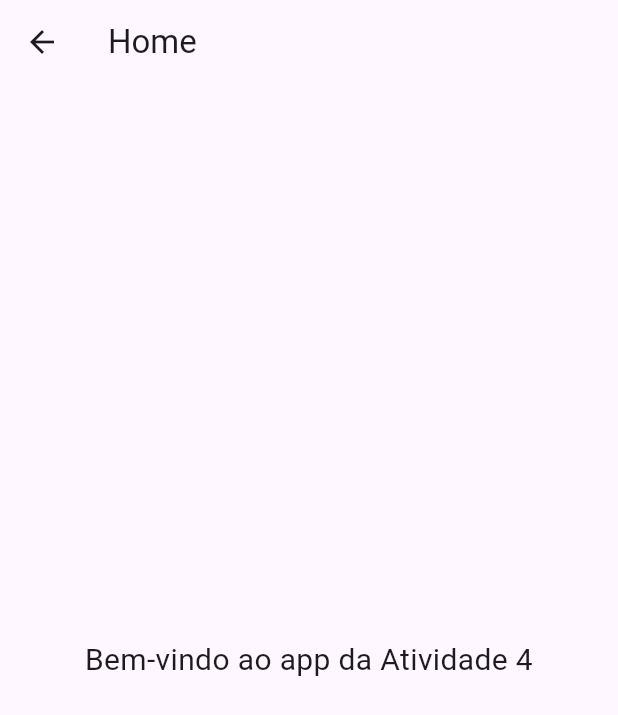
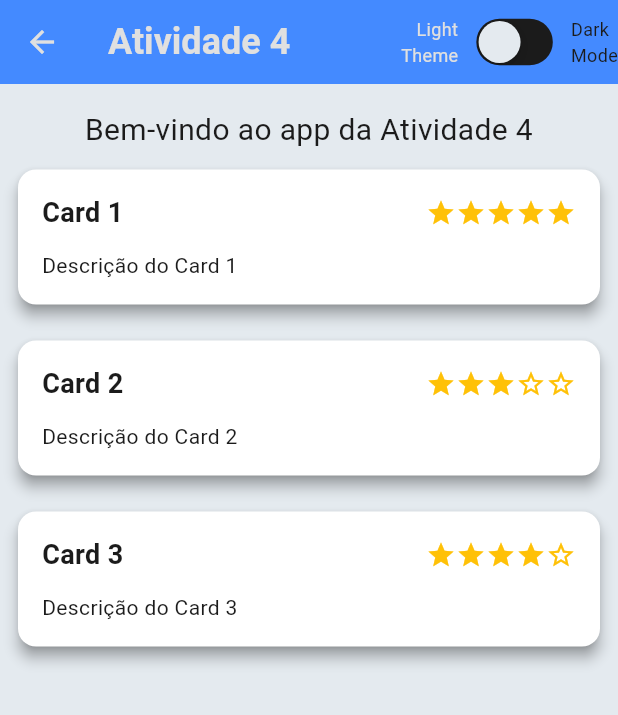
Before and after one commit to JoaozinhoDrgnBr/Atividade4, a Flutter app: the HomeScreen screen opened by its route, on a phone screen of 412 x 824 dp. Shown: the top 715 px of the screen. Run offline on Flutter 3.47's test engine with Material 3 defaults, Android fonts, the phone set to English and light mode, and no system bars; our stand-ins replace lottie, shared_preferences; accounts and stored records are empty.

Commit message:
Commit Final 15-05

```diff
--- /dev/null
+++ b/lib/app.dart
@@ -0,0 +1,35 @@
+import 'package:atividade4/screens/home/home_screen.dart';
+import 'package:atividade4/screens/login/login_screen.dart';
+import 'package:atividade4/shared/themes/theme_provider.dart';
+import 'package:flutter/material.dart';
+import 'package:provider/provider.dart';
+import 'Modules/splash_screen.dart';
+import 'Modules/onboarding_screen.dart';
+
+class MyApp extends StatelessWidget {
+  const MyApp({super.key});
+
+  @override
+  Widget build(BuildContext context) {
+    final themeProvider = Provider.of<ThemeProvider>(context);
+    return MaterialApp(
+      title: 'Flutter Splash Demo',
+      debugShowCheckedModeBanner: false,
+      themeMode: themeProvider.themeMode,
+      theme: themeProvider.lightTheme,
+      darkTheme: themeProvider.darkTheme,
+      initialRoute: '/',
+      routes: {
+        '/':
+            (context) => const SplashScreen(
+              nextRoute: '/onboarding',
+              lottiePath: 'assets/animations/splash_animation.json',
+            ),
+        '/onboarding':
+            (context) => const OnboardingScreen(loginRoute: '/login'),
+        '/login': (context) => LoginScreen(),
+        '/home': (context) => HomeScreen(),
+      },
+    );
+  }
+}
--- a/lib/main.dart
+++ b/lib/main.dart
@@ -1,35 +1,13 @@
-import 'package:atividade4/screens/home/home_screen.dart';
-import 'package:atividade4/screens/login/login_screen.dart';
+import 'package:atividade4/shared/themes/theme_provider.dart';
 import 'package:flutter/material.dart';
-import 'Modules/splash_screen.dart';
-import 'Modules/onboarding_screen.dart';
-import 'shared/constants/constants.dart';
+import 'package:provider/provider.dart';
+import 'app.dart';
 
 void main() {
-  runApp(const MyApp());
+  runApp(
+    ChangeNotifierProvider(
+      create: (_) => ThemeProvider(),
+      child: const MyApp(),
+    ),
+  );
 }
-
-class MyApp extends StatelessWidget {
-  const MyApp({super.key});
-
-  @override
-  Widget build(BuildContext context) {
-    return MaterialApp(
-      title: 'Flutter Splash Demo',
-      debugShowCheckedModeBanner: false,
-      theme: ThemeData(primarySwatch: Colors.blue, primaryColor: Colors.blue),
-      initialRoute: '/',
-      routes: {
-        '/':
-            (context) => const SplashScreen(
-              nextRoute: '/onboarding',
-              lottiePath: 'assets/animations/splash_animation.json',
-            ),
-        '/onboarding':
-            (context) => const OnboardingScreen(loginRoute: '/login'),
-        '/login': (context) => LoginScreen(),
-        '/home': (context) => HomeScreen(),
-      },
-    );
-  }
-}
--- a/lib/screens/home/home_screen.dart
+++ b/lib/screens/home/home_screen.dart
@@ -1,3 +1,5 @@
+import 'package:atividade4/shared/widgets/custom_appbar.dart';
+import 'package:atividade4/shared/widgets/custom_card.dart';
 import 'package:flutter/material.dart';
 
 class HomeScreen extends StatelessWidget {
@@ -6,13 +8,41 @@ class HomeScreen extends StatelessWidget {
   @override
   Widget build(BuildContext context) {
     return Scaffold(
-      appBar: AppBar(title: const Text('Home')),
-      body: const Center(
-        child: Text(
-          'Bem-vindo ao app da Atividade 4',
-          style: TextStyle(fontSize: 20),
-          textAlign: TextAlign.center,
-        ),
+      appBar: CustomAppBar(),
+      body: Column(
+        children: [
+          SizedBox(height: 16),
+          const Center(
+            child: Text(
+              'Bem-vindo ao app da Atividade 4',
+              style: TextStyle(fontSize: 20),
+              textAlign: TextAlign.center,
+            ),
+          ),
+          Expanded(
+            child: SingleChildScrollView(
+              child: Column(
+                children: [
+                  CustomCard(
+                    titulo: 'Card 1',
+                    descricao: 'Descrição do Card 1',
+                    estrelas: 5,
+                  ),
+                  CustomCard(
+                    titulo: 'Card 2',
+                    descricao: 'Descrição do Card 2',
+                    estrelas: 3,
+                  ),
+                  CustomCard(
+                    titulo: 'Card 3',
+                    descricao: 'Descrição do Card 3',
+                    estrelas: 4,
+                  ),
+                ],
+              ),
+            ),
+          ),
+        ],
       ),
     );
   }
--- a/lib/screens/login/login_screen.dart
+++ b/lib/screens/login/login_screen.dart
@@ -1,3 +1,4 @@
+import 'package:atividade4/shared/widgets/custom_button.dart';
 import 'package:flutter/material.dart';
 import 'controllers/login_controller.dart';
 import 'widgets/login_text_form_field.dart';
@@ -49,8 +50,8 @@ class _LoginScreenState extends State<LoginScreen> {
               textAlign: TextAlign.center,
             ),
           ),
-          Expanded(
-            child: Center(
+          Expanded(child: SizedBox(height: double.infinity)),
+          Center(
             child: SingleChildScrollView(
               padding: const EdgeInsets.symmetric(horizontal: 32),
               child: Form(
@@ -73,9 +74,9 @@ class _LoginScreenState extends State<LoginScreen> {
                       validator: Validators.password,
                     ),
                     const SizedBox(height: 24),
-                      ElevatedButton(
+                    CustomButton(
                       onPressed: () => controller.login(context),
-                        child: const Text('Entrar'),
+                      text: 'Entrar',
                     ),
                     const SizedBox(height: 12),
                     TextButton(
@@ -95,7 +96,7 @@ class _LoginScreenState extends State<LoginScreen> {
               ),
             ),
           ),
-          ),
+          Expanded(child: SizedBox(height: double.infinity)),
         ],
       ),
     );
--- a/lib/screens/login/widgets/login_text_form_field.dart
+++ b/lib/screens/login/widgets/login_text_form_field.dart
@@ -67,6 +67,7 @@ class _LoginTextFormFieldState extends State<LoginTextFormField> {
         duration: const Duration(milliseconds: 200),
         padding: const EdgeInsets.symmetric(horizontal: 12),
         decoration: BoxDecoration(
+          color: AppColors.cardLight,
           border: Border.all(color: borderColor, width: 1.8),
           borderRadius: BorderRadius.circular(12),
         ),
@@ -80,16 +81,15 @@ class _LoginTextFormFieldState extends State<LoginTextFormField> {
           autocorrect: false,
           enableSuggestions: false,
           onChanged: widget.onChanged,
+
           decoration: InputDecoration(
-            icon: Icon(widget.icon, color: AppColors.primary),
+            icon: Container(child: Icon(widget.icon, color: AppColors.primary)),
             hintText: widget.hintText,
             labelText: widget.labelText,
             border: InputBorder.none,
+            fillColor: AppColors.cardLight,
             contentPadding: const EdgeInsets.symmetric(vertical: 16),
-            errorStyle: const TextStyle(
-              color: Colors.red,
-              fontSize: 14,
-            ),
+            errorStyle: const TextStyle(color: AppColors.error, fontSize: 14),
           ),
           validator: (value) {
             // Prioriza o validador customizado se existir
--- a/lib/shared/constants/constants.dart
+++ b/lib/shared/constants/constants.dart
@@ -4,7 +4,23 @@ class AppColors {
   static const Color primary = Colors.blueAccent;
   static const Color lightGrey = Color(0xFFE0E0E0);
   static const Color darkText = Color(0xFF333333);
-  static const Color background = Color(0xFFF5F5DC);
+  static const Color background = Color.fromARGB(255, 255, 255, 255);
+  static const Color error = Color(0xFFE57373); // Vermelho suave
+  static const Color success = Color(0xFF388E3C); // Verde escuro padrão
+  static const Color buttonLight = primary; // Verde médio e limpo
+  static const Color buttonDark = primary;
+  //Cores de fundo
+  static const Color backgroundLight = Color.fromARGB(255, 228, 234, 239);
+  static const Color backgroundDark = Color(0xFF212121); // Preto acinzentado
+  // Cores de texto
+  static const Color textLight = Color(0xFF1B1B1B);
+  static const Color textDark = Color(0xFFE0E0E0); //
+  // Sombra e bordas
+  static const Color shadow = Color(0x33000000); // Sombra sutil
+  static const Color border = primary;
+
+  static const Color cardDark = Color(0xFF303030);
+  static const Color cardLight = Color.fromARGB(255, 255, 255, 255);
 }
 
 class AppTextStyles {
--- /dev/null
+++ b/lib/shared/themes/dark_theme.dart
@@ -0,0 +1,54 @@
+import 'package:atividade4/shared/constants/constants.dart';
+import 'package:flutter/material.dart';
+
+class DarkTheme {
+  static final ThemeData darkTheme = ThemeData(
+    colorScheme: ColorScheme.dark(
+      primary: AppColors.primary,
+      surface: AppColors.backgroundDark,
+      onPrimary: Colors.white,
+    ),
+    scaffoldBackgroundColor: AppColors.backgroundDark,
+    textTheme: TextTheme(
+      bodyLarge: TextStyle(color: AppColors.textDark),
+      bodyMedium: TextStyle(color: AppColors.textDark),
+    ),
+    appBarTheme: AppBarTheme(
+      backgroundColor: AppColors.primary,
+      iconTheme: IconThemeData(color: AppColors.textDark),
+      titleTextStyle: TextStyle(
+        color: AppColors.textDark,
+        fontSize: 20,
+        fontWeight: FontWeight.bold,
+      ),
+    ),
+    elevatedButtonTheme: ElevatedButtonThemeData(
+      style: ElevatedButton.styleFrom(
+        backgroundColor: AppColors.buttonDark,
+        foregroundColor: AppColors.textDark,
+      ),
+    ),
+    cardTheme: CardTheme(
+      color: AppColors.cardDark,
+      shadowColor: AppColors.backgroundDark,
+      elevation: 4,
+    ),
+    inputDecorationTheme: InputDecorationTheme(
+      filled: true,
+      labelStyle: TextStyle(color: AppColors.textDark),
+      floatingLabelStyle: TextStyle(color: AppColors.textDark),
+      border: OutlineInputBorder(
+        borderRadius: BorderRadius.circular(8.0),
+        borderSide: BorderSide.none,
+      ),
+      enabledBorder: OutlineInputBorder(
+        borderRadius: BorderRadius.circular(8.0),
+        borderSide: BorderSide.none,
+      ),
+    ),
+    textSelectionTheme: const TextSelectionThemeData(
+      cursorColor:
+          AppColors.textDark, // Cor do cursor// Cor do "pino" de seleção
+    ),
+  );
+}
--- /dev/null
+++ b/lib/shared/themes/light_theme.dart
@@ -0,0 +1,57 @@
+import 'package:atividade4/shared/constants/constants.dart';
+import 'package:flutter/material.dart';
+
+class LightTheme {
+  static final ThemeData lightTheme = ThemeData(
+    colorScheme: ColorScheme.light(
+      primary: AppColors.primary,
+      surface: AppColors.backgroundLight,
+      onPrimary: Colors.white,
+    ),
+    scaffoldBackgroundColor: AppColors.backgroundLight,
+    textTheme: TextTheme(
+      bodyLarge: TextStyle(color: AppColors.textLight),
+      bodyMedium: TextStyle(color: AppColors.textLight),
+    ),
+    appBarTheme: AppBarTheme(
+      backgroundColor: AppColors.primary,
+      iconTheme: IconThemeData(color: AppColors.textDark),
+      titleTextStyle: TextStyle(
+        color: AppColors.textDark,
+        fontSize: 20,
+        fontWeight: FontWeight.bold,
+      ),
+    ),
+
+    elevatedButtonTheme: ElevatedButtonThemeData(
+      style: ElevatedButton.styleFrom(
+        backgroundColor: AppColors.buttonLight,
+        foregroundColor: AppColors.textDark,
+      ),
+    ),
+    cardTheme: CardTheme(
+      color: Colors.white,
+      shadowColor: AppColors.backgroundDark,
+      elevation: 4,
+    ),
+    inputDecorationTheme: InputDecorationTheme(
+      filled: true,
+      fillColor: AppColors.cardLight,
+      labelStyle: TextStyle(color: AppColors.textLight),
+      floatingLabelStyle: TextStyle(color: AppColors.textLight),
+      hintStyle: TextStyle(color: AppColors.textLight),
+      border: OutlineInputBorder(
+        borderRadius: BorderRadius.circular(8.0),
+        borderSide: BorderSide.none,
+      ),
+      enabledBorder: OutlineInputBorder(
+        borderRadius: BorderRadius.circular(8.0),
+        borderSide: BorderSide.none,
+      ),
+    ),
+    textSelectionTheme: const TextSelectionThemeData(
+      cursorColor:
+          AppColors.backgroundDark, // Cor do cursor// Cor do "pino" de seleção
+    ),
+  );
+}
--- /dev/null
+++ b/lib/shared/themes/theme_provider.dart
@@ -0,0 +1,23 @@
+import 'package:atividade4/shared/constants/constants.dart';
+import 'package:atividade4/shared/themes/dark_theme.dart';
+import 'package:atividade4/shared/themes/light_theme.dart';
+import 'package:flutter/material.dart';
+
+class ThemeProvider extends ChangeNotifier {
+  ThemeMode _themeMode = ThemeMode.system;
+  Color _customPrimaryColor = AppColors.primary;
+
+  ThemeMode get themeMode => _themeMode;
+  bool get isDarkMode => _themeMode == ThemeMode.dark;
+  Color get primaryColor => _customPrimaryColor;
+  Color get scaffoldBackgroundColor =>
+      Color.lerp(_customPrimaryColor, Colors.white, 0.96)!;
+
+  void toggleTheme(bool isOn) {
+    _themeMode = isOn ? ThemeMode.dark : ThemeMode.light;
+    notifyListeners();
+  }
+
+  ThemeData get lightTheme => LightTheme.lightTheme;
+  ThemeData get darkTheme => DarkTheme.darkTheme;
+}
--- /dev/null
+++ b/lib/shared/widgets/custom_appbar.dart
@@ -0,0 +1,72 @@
+import 'package:atividade4/shared/constants/constants.dart';
+import 'package:atividade4/shared/themes/theme_provider.dart';
+import 'package:flutter/cupertino.dart';
+import 'package:flutter/material.dart';
+import 'package:provider/provider.dart';
+
+class CustomAppBar extends StatelessWidget implements PreferredSizeWidget {
+  const CustomAppBar({super.key});
+
+  @override
+  Widget build(BuildContext context) {
+    final themeProvider = Provider.of<ThemeProvider>(context);
+    final isDark = themeProvider.isDarkMode;
+
+    return AppBar(
+      title: Text(
+        'Atividade 4',
+        style: Theme.of(context).textTheme.headlineSmall?.copyWith(
+          color: AppColors.textDark,
+          fontWeight: FontWeight.w700,
+        ),
+      ),
+      actions: [
+        Row(
+          mainAxisAlignment: MainAxisAlignment.center,
+          children: [
+            Text(
+              'Light\nTheme',
+              textAlign: TextAlign.right,
+              style:
+                  themeProvider.isDarkMode
+                      ? const TextStyle(
+                        fontSize: 12,
+                        color: AppColors.textLight,
+                      )
+                      : const TextStyle(
+                        fontSize: 12,
+                        color: AppColors.textDark,
+                      ),
+            ),
+            const SizedBox(width: 8),
+            CupertinoSwitch(
+              value: isDark,
+              onChanged: (value) {
+                themeProvider.toggleTheme(value);
+              },
+              activeTrackColor: AppColors.backgroundLight,
+              inactiveTrackColor: AppColors.textLight,
+              inactiveThumbColor: AppColors.backgroundLight,
+              thumbColor: AppColors.textLight,
+            ),
+            const SizedBox(width: 8),
+            Text(
+              'Dark\nMode',
+              textAlign: TextAlign.left,
+              style:
+                  themeProvider.isDarkMode
+                      ? const TextStyle(fontSize: 12, color: AppColors.textDark)
+                      : const TextStyle(
+                        fontSize: 12,
+                        color: AppColors.textLight,
+                      ),
+            ),
+          ],
+        ),
+      ],
+    );
+  }
+
+  @override
+  Size get preferredSize => const Size.fromHeight(kToolbarHeight);
+}
--- a/lib/shared/widgets/custom_button.dart
+++ b/lib/shared/widgets/custom_button.dart
@@ -1,3 +1,4 @@
+import 'package:atividade4/shared/constants/constants.dart';
 import 'package:flutter/material.dart';
 
 class CustomButton extends StatelessWidget {
@@ -13,7 +14,7 @@ class CustomButton extends StatelessWidget {
     required this.text,
     required this.onPressed,
     this.filled = true,
-    this.color = Colors.orange,
+    this.color = AppColors.primary,
     this.borderRadius = 12.0,
     this.padding = const EdgeInsets.symmetric(vertical: 16, horizontal: 32),
   }) : super(key: key);
--- /dev/null
+++ b/lib/shared/widgets/custom_card.dart
@@ -0,0 +1,59 @@
+import 'package:flutter/material.dart';
+
+class CustomCard extends StatelessWidget {
+  final String titulo;
+  final String descricao;
+  final int estrelas; // de 0 a 5
+
+  const CustomCard({
+    Key? key,
+    required this.titulo,
+    required this.descricao,
+    required this.estrelas,
+  }) : super(key: key);
+
+  @override
+  Widget build(BuildContext context) {
+    // Gera lista de ícones com base no número de estrelas
+    List<Widget> buildEstrelas(int count) {
+      return List.generate(5, (index) {
+        return Icon(
+          index < count ? Icons.star : Icons.star_border,
+          color: Colors.amber,
+          size: 20,
+        );
+      });
+    }
+
+    return Card(
+      elevation: 4,
+      shape: RoundedRectangleBorder(borderRadius: BorderRadius.circular(12)),
+      margin: const EdgeInsets.all(12),
+      child: Padding(
+        padding: const EdgeInsets.all(16),
+        child: Column(
+          crossAxisAlignment: CrossAxisAlignment.start,
+          children: [
+            // Topo com título e estrelas
+            Row(
+              mainAxisAlignment: MainAxisAlignment.spaceBetween,
+              children: [
+                Text(
+                  titulo,
+                  style: const TextStyle(
+                    fontSize: 18,
+                    fontWeight: FontWeight.bold,
+                  ),
+                ),
+                Row(children: buildEstrelas(estrelas)),
+              ],
+            ),
+            const SizedBox(height: 12),
+            // Descrição expandida
+            Text(descricao, style: const TextStyle(fontSize: 14)),
+          ],
+        ),
+      ),
+    );
+  }
+}
--- a/pubspec.yaml
+++ b/pubspec.yaml
@@ -33,6 +33,7 @@ dependencies:
   cupertino_icons: ^1.0.8
   lottie: ^2.6.0
   shared_preferences: ^2.2.0
+  provider: ^6.1.5
   # The following adds the Cupertino Icons font to your application.
   # Use with the CupertinoIcons class for iOS style icons.
 
```
Also changed, not shown: pubspec.lock, 1 other file. Lines whose indentation alone changed are shown as unchanged.
